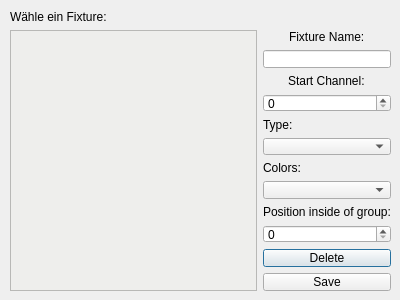
The window that src/ui/edit_fixture_dialog.ui (Lenium37/SigLight) describes before a commit, drawn with Qt 5.
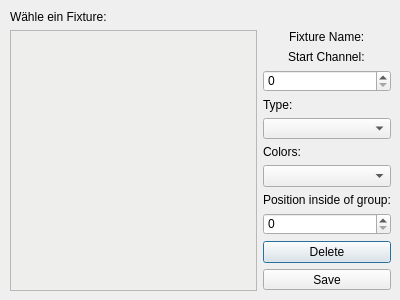
The same window after the commit.

Commit message: edit fixture dialog now starts with correct fixture selectedd

The edit to the form file:
```diff
--- a/src/ui/edit_fixture_dialog.ui
+++ b/src/ui/edit_fixture_dialog.ui
@@ -74,9 +74,6 @@
         </property>
        </widget>
       </item>
-      <item>
-       <widget class="QLineEdit" name="lE_fixture_name"/>
-      </item>
       <item alignment="Qt::AlignHCenter|Qt::AlignBottom">
        <widget class="QLabel" name="l_start_channel">
         <property name="sizePolicy">
```
The commit also changes 2 other files.
